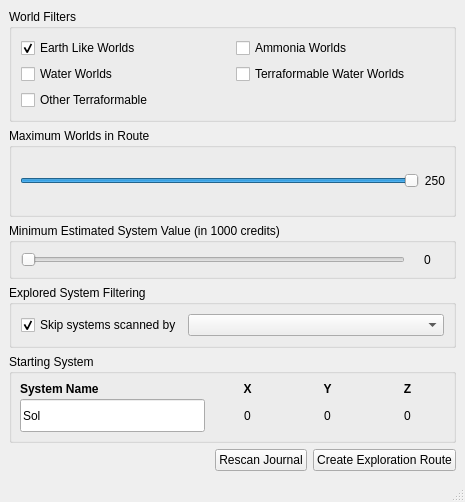
Above: src/ValueRouter.ui from neotron/EDPathFinder before the change. Below: the same form after it.
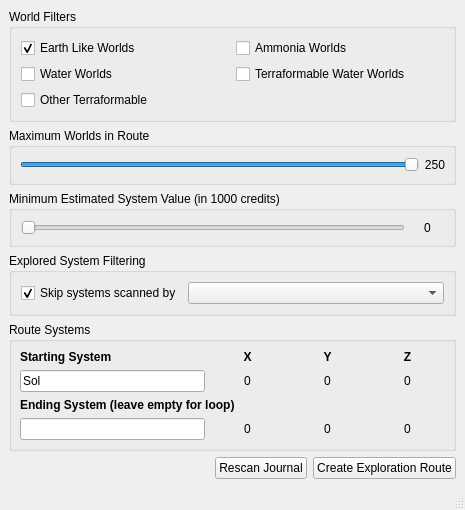
That is the form after the change. Custom widgets are drawn as their Qt base class.

Commit message: Add optional destination for point to point valuable system routing.

```diff
--- a/src/ValueRouter.ui
+++ b/src/ValueRouter.ui
@@ -7,7 +7,7 @@
     <x>0</x>
     <y>0</y>
     <width>465</width>
-    <height>502</height>
+    <height>510</height>
    </rect>
   </property>
   <property name="windowTitle">
@@ -233,7 +233,7 @@
        </sizepolicy>
       </property>
       <property name="title">
-       <string>Starting System</string>
+       <string>Route Systems</string>
       </property>
       <property name="flat">
        <bool>false</bool>
@@ -255,19 +255,22 @@
         <number>5</number>
        </property>
        <property name="verticalSpacing">
-        <number>3</number>
+        <number>6</number>
        </property>
-       <item row="0" column="0">
-        <widget class="QLabel" name="label_6">
-         <property name="font">
-          <font>
-           <weight>75</weight>
-           <bold>true</bold>
-          </font>
+       <item row="7" column="0">
+        <widget class="NoBeepLineEdit" name="systemNameEnd">
+         <property name="sizePolicy">
+          <sizepolicy hsizetype="Expanding" vsizetype="Preferred">
+           <horstretch>0</horstretch>
+           <verstretch>100</verstretch>
+          </sizepolicy>
          </property>
          <property name="text">
-          <string>System Name</string>
+          <string/>
          </property>
+         <property name="placeholderText">
+          <string/>
+         </property>
         </widget>
        </item>
        <item row="0" column="2">
@@ -421,6 +424,116 @@
          </property>
         </widget>
        </item>
+       <item row="0" column="0">
+        <widget class="QLabel" name="label_6">
+         <property name="font">
+          <font>
+           <weight>75</weight>
+           <bold>true</bold>
+          </font>
+         </property>
+         <property name="text">
+          <string>Starting System</string>
+         </property>
+        </widget>
+       </item>
+       <item row="7" column="1">
+        <widget class="QLabel" name="xEnd">
+         <property name="sizePolicy">
+          <sizepolicy hsizetype="Minimum" vsizetype="Preferred">
+           <horstretch>0</horstretch>
+           <verstretch>0</verstretch>
+          </sizepolicy>
+         </property>
+         <property name="minimumSize">
+          <size>
+           <width>75</width>
+           <height>0</height>
+          </size>
+         </property>
+         <property name="font">
+          <font>
+           <weight>50</weight>
+           <bold>false</bold>
+          </font>
+         </property>
+         <property name="text">
+          <string>0</string>
+         </property>
+         <property name="alignment">
+          <set>Qt::AlignCenter</set>
+         </property>
+        </widget>
+       </item>
+       <item row="7" column="2">
+        <widget class="QLabel" name="yEnd">
+         <property name="sizePolicy">
+          <sizepolicy hsizetype="Minimum" vsizetype="Preferred">
+           <horstretch>0</horstretch>
+           <verstretch>0</verstretch>
+          </sizepolicy>
+         </property>
+         <property name="minimumSize">
+          <size>
+           <width>75</width>
+           <height>0</height>
+          </size>
+         </property>
+         <property name="font">
+          <font>
+           <weight>50</weight>
+           <bold>false</bold>
+          </font>
+         </property>
+         <property name="text">
+          <string>0</string>
+         </property>
+         <property name="alignment">
+          <set>Qt::AlignCenter</set>
+         </property>
+        </widget>
+       </item>
+       <item row="7" column="3">
+        <widget class="QLabel" name="zEnd">
+         <property name="sizePolicy">
+          <sizepolicy hsizetype="Minimum" vsizetype="Preferred">
+           <horstretch>0</horstretch>
+           <verstretch>0</verstretch>
+          </sizepolicy>
+         </property>
+         <property name="minimumSize">
+          <size>
+           <width>75</width>
+           <height>0</height>
+          </size>
+         </property>
+         <property name="font">
+          <font>
+           <weight>50</weight>
+           <bold>false</bold>
+          </font>
+         </property>
+         <property name="text">
+          <string>0</string>
+         </property>
+         <property name="alignment">
+          <set>Qt::AlignCenter</set>
+         </property>
+        </widget>
+       </item>
+       <item row="6" column="0" colspan="3">
+        <widget class="QLabel" name="label_9">
+         <property name="font">
+          <font>
+           <weight>75</weight>
+           <bold>true</bold>
+          </font>
+         </property>
+         <property name="text">
+          <string>Ending System (leave empty for loop)</string>
+         </property>
+        </widget>
+       </item>
       </layout>
      </widget>
     </item>
```
Left out of the diff: 77 changed lines with no effect on the pictures. The commit also changes 8 other files.
